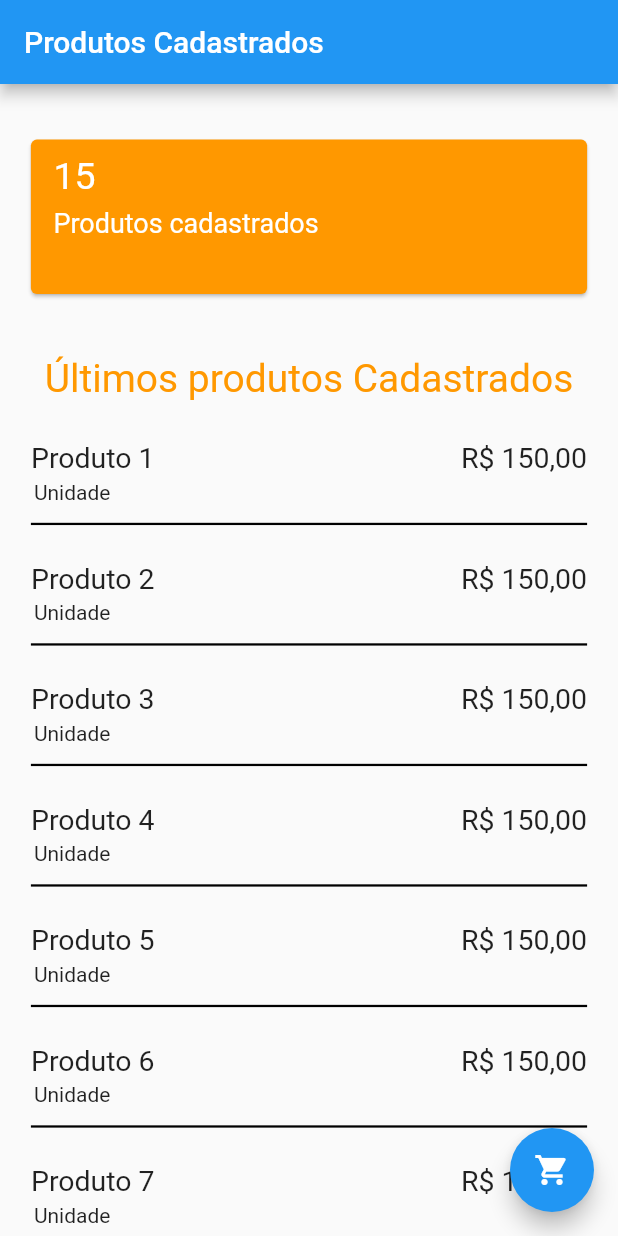
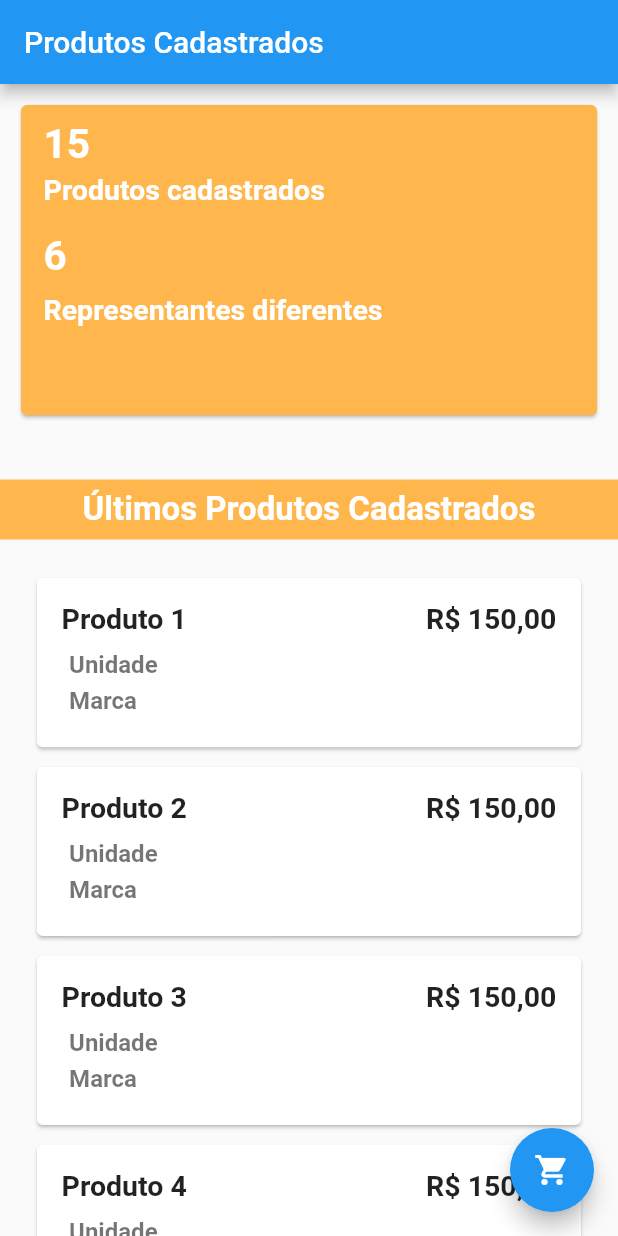
Before and after one commit to ThiagoBertoldi/alliance, a Flutter app: the PaginaProdutos screen opened directly, on a phone screen of 412 x 824 dp. Run offline on Flutter 3.47's test engine with Material 2 defaults, Android fonts, the phone set to English and light mode, and no system bars; our stand-ins replace cloud_firestore, firebase_analytics, firebase_auth, firebase_core, modal_bottom_sheet; accounts and stored records are empty.

Commit message:
Página Produtos

```diff
--- a/lib/paginas/paginaProdutos.dart
+++ b/lib/paginas/paginaProdutos.dart
@@ -3,6 +3,7 @@ import 'package:flutter/material.dart';
 import 'package:firebase_core/firebase_core.dart';
 import 'package:firebase_analytics/firebase_analytics.dart';
 import 'package:firebase_analytics/observer.dart';
+import 'package:modal_bottom_sheet/modal_bottom_sheet.dart';
 
 main() {
   runApp(MyApp());
@@ -42,14 +43,11 @@ class _MyHomePageState extends State<PaginaProdutos> {
           child: Column(
             children: [
               Container(
-                width: MediaQuery.of(context).size.width * 0.9,
-                height: MediaQuery.of(context).size.height * 0.15,
-                margin: EdgeInsets.only(
-                    top: MediaQuery.of(context).size.width * 0.04),
+                padding: new EdgeInsets.all(10),
+                width: MediaQuery.of(context).size.width,
+                height: MediaQuery.of(context).size.height * 0.285,
                 child: Card(
-                  margin: EdgeInsets.only(
-                      top: MediaQuery.of(context).size.width * 0.05),
-                  color: Colors.orange,
+                  color: Colors.orange[300],
                   child: Column(
                     crossAxisAlignment: CrossAxisAlignment.start,
                     children: [
@@ -57,88 +55,113 @@ class _MyHomePageState extends State<PaginaProdutos> {
                         padding: new EdgeInsets.only(top: 10, left: 15),
                         height: 40,
                         child: Text("15",
-                            style:
-                                TextStyle(fontSize: 25, color: Colors.white)),
+                            style: TextStyle(
+                                fontSize: 27,
+                                color: Colors.white,
+                                fontWeight: FontWeight.bold)),
                       ),
                       Container(
                         padding: new EdgeInsets.only(top: 5, left: 15),
                         height: 40,
                         child: Text("Produtos cadastrados",
-                            style:
-                                TextStyle(fontSize: 18, color: Colors.white)),
+                            style: TextStyle(
+                                fontSize: 19,
+                                color: Colors.white,
+                                fontWeight: FontWeight.bold)),
+                      ),
+                      Container(
+                        padding: new EdgeInsets.only(top: 5, left: 15),
+                        height: 40,
+                        child: Text("6",
+                            style: TextStyle(
+                                fontSize: 27,
+                                color: Colors.white,
+                                fontWeight: FontWeight.bold)),
+                      ),
+                      Container(
+                        padding: new EdgeInsets.only(top: 5, left: 15),
+                        height: 40,
+                        child: Text("Representantes diferentes",
+                            style: TextStyle(
+                                fontSize: 19,
+                                color: Colors.white,
+                                fontWeight: FontWeight.bold)),
                       ),
                     ],
                   ),
                 ),
               ),
               Container(
+                  alignment: Alignment.center,
+                  width: MediaQuery.of(context).size.width,
+                  height: 40,
+                  color: Colors.orange[300],
                   margin: EdgeInsets.only(
-                      top: MediaQuery.of(context).size.width * 0.1),
-                  child: Text("Últimos produtos Cadastrados",
-                      style: TextStyle(fontSize: 26, color: Colors.orange))),
+                      top: MediaQuery.of(context).size.width * 0.07),
+                  child: Text("Últimos Produtos Cadastrados",
+                      style: TextStyle(
+                          fontSize: 22,
+                          color: Colors.white,
+                          fontWeight: FontWeight.bold))),
               Container(
                   margin: EdgeInsets.only(
-                    top: MediaQuery.of(context).size.width * 0.05),
-                child: Column(
-                  children: [
+                      top: MediaQuery.of(context).size.height * 0.02)),
               for (int i = 1; i <= 10; i++)
-                      new GestureDetector(
+                Container(
+                  width: MediaQuery.of(context).size.width * 0.9,
+                  padding: new EdgeInsets.only(top: 5),
+                  child: new InkWell(
                     onTap: () {
                       print("Clicou");
                     },
+                    child: Card(
+                      color: Colors.white,
                       child: Container(
-                          width: MediaQuery.of(context).size.width * 0.9,
-                          height: MediaQuery.of(context).size.height * 0.09,
                         margin: EdgeInsets.only(
-                              top: MediaQuery.of(context).size.width * 0.015),
-                          child: Container(
+                          top: MediaQuery.of(context).size.height * 0.02,
+                          right: MediaQuery.of(context).size.width * 0.04,
+                          left: MediaQuery.of(context).size.width * 0.04,
+                          bottom: MediaQuery.of(context).size.height * 0.02,
+                        ),
                         child: Column(
                           crossAxisAlignment: CrossAxisAlignment.start,
                           children: [
                             Row(
-                                  mainAxisAlignment:
-                                      MainAxisAlignment.spaceBetween,
-                                  children: [
-                                    Container(
+                              mainAxisAlignment: MainAxisAlignment.spaceBetween,
+                              children: <Widget>[
+                                Expanded(
                                     child: Text("Produto $i",
                                         style: TextStyle(
                                             fontSize: 19,
-                                          )),
-                                    ),
-                                    Container(
-                                      child: Text(
-                                        "R\$ 150,00",
+                                            fontWeight: FontWeight.bold))),
+                                Text('R\$ 150,00',
                                     style: TextStyle(
                                         fontSize: 19,
-                                        ),
-                                      ),
-                                    ),
+                                        fontWeight: FontWeight.bold))
                               ],
                             ),
                             Container(
-                                  margin: EdgeInsets.only(
-                                      top: MediaQuery.of(context).size.width *
-                                          0.01,
-                                      left: 2),
-                                  child: Text("Unidade"),
+                              padding: new EdgeInsets.only(top: 10, left: 5),
+                              child: Text("Unidade",
+                                  style: TextStyle(
+                                      fontSize: 16,
+                                      color: Colors.black54,
+                                      fontWeight: FontWeight.bold)),
                             ),
                             Container(
-                                  margin: EdgeInsets.only(
-                                      top: MediaQuery.of(context).size.width *
-                                          0.03),
-                                  width:
-                                      MediaQuery.of(context).size.width * 0.9,
-                                  height: 1.5,
-                                  color: Colors.black,
+                              padding: new EdgeInsets.all(5),
+                              child: Text("Marca",
+                                  style: TextStyle(
+                                      fontSize: 16,
+                                      color: Colors.black54,
+                                      fontWeight: FontWeight.bold)),
                             ),
                           ],
                         ),
                       ),
                     ),
                   ),
-                  ],
-                ),
-              ),
+                )
             ],
           ),
         ),
--- a/pubspec.yaml
+++ b/pubspec.yaml
@@ -32,6 +32,7 @@ dependencies:
   firebase_analytics: ^8.3.1
   firebase_auth: ^3.1.0
   cloud_firestore: ^2.5.1
+  modal_bottom_sheet: ^2.0.0
 
 dev_dependencies:
   flutter_test:
```
Also changed, not shown: lib/ave/ola.jpg (added), pubspec.lock. Lines whose indentation alone changed are shown as unchanged.
